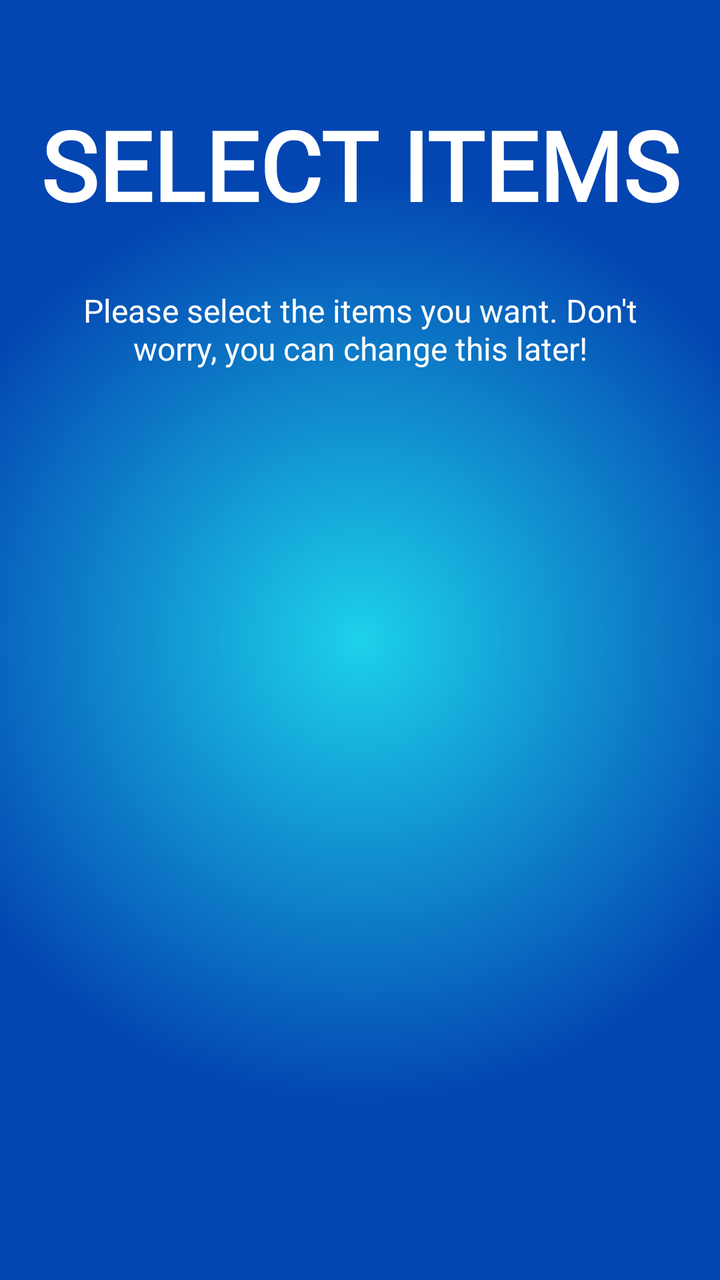
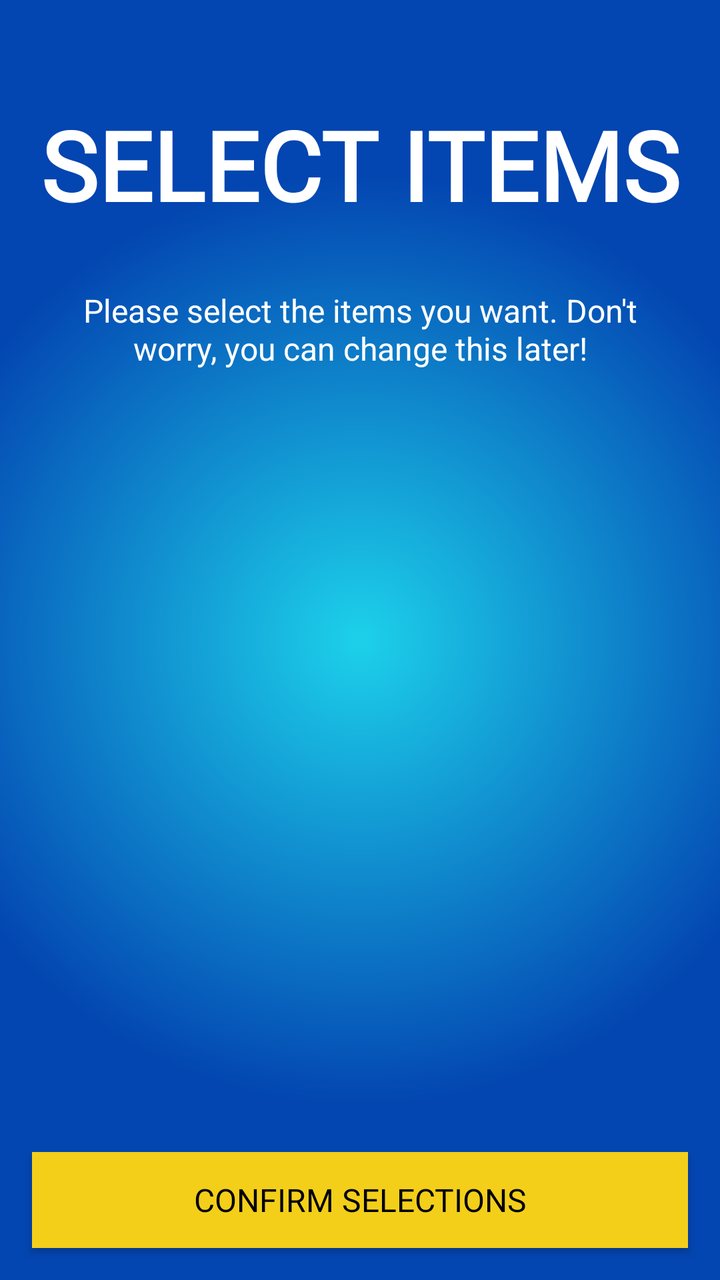

Two renders of the same Android screen: before a commit and after it. Below are the layout's source before the change and the commit's diff.
<!-- AndroidManifest.xml: application theme Theme.SupplyDrop -->
<!-- res/layout/activity_select_items.xml -->
<?xml version="1.0" encoding="utf-8"?>
<androidx.constraintlayout.widget.ConstraintLayout
    xmlns:android="http://schemas.android.com/apk/res/android"
    xmlns:app="http://schemas.android.com/apk/res-auto"
    android:layout_width="match_parent"
    android:layout_height="match_parent"
    android:background="@drawable/login_background">

    
    <TextView
        android:id="@+id/categorySelectLbl"
        android:layout_width="match_parent"
        android:layout_height="wrap_content"
        android:fontFamily="@font/luckiest_guy"
        android:gravity="center"
        android:paddingTop="50dp"
        android:paddingBottom="30dp"
        android:text="SELECT ITEMS"
        android:textAlignment="center"
        android:textColor="@color/white"
        android:textSize="48sp"
        android:textStyle="bold"
        app:layout_constraintTop_toTopOf="parent"
        app:layout_constraintStart_toStartOf="parent"
        app:layout_constraintEnd_toEndOf="parent"/>
    <TextView
        android:id="@+id/subHeadingLbl"
        android:layout_width="match_parent"
        android:layout_height="wrap_content"
        android:text="Please select the items you want. Don't worry, you can change this later!"
        android:textColor="@color/white"
        android:textSize="16sp"
        android:gravity="center"
        android:paddingStart="24dp"
        android:paddingEnd="24dp"
        android:paddingBottom="16dp"
        app:layout_constraintTop_toBottomOf="@id/categorySelectLbl"
        app:layout_constraintStart_toStartOf="parent"
        app:layout_constraintEnd_toEndOf="parent"/>
    
    <ExpandableListView
        android:id="@+id/expandableListView"
        android:layout_width="match_parent"
        android:layout_height="0dp"
        android:divider="@android:color/transparent"
        android:dividerHeight="0dp"
        android:childDivider="@android:color/transparent"
        app:layout_constraintTop_toBottomOf="@id/subHeadingLbl"
        app:layout_constraintBottom_toBottomOf="parent"
        app:layout_constraintStart_toStartOf="parent"
        app:layout_constraintEnd_toEndOf="parent"/>

</androidx.constraintlayout.widget.ConstraintLayout>
<!-- resources referenced by this layout -->
<resources>
  <color name="white">#FFFFFFFF</color>
  <!-- drawable login_background (drawable) -->
  <?xml version="1.0" encoding="utf-8"?>
  <shape xmlns:android="http://schemas.android.com/apk/res/android">
      <gradient
          android:type="radial"
          android:gradientRadius="65%p"
          android:centerX="50%"
          android:centerY="50%"
          android:startColor="@color/lblue"
          android:endColor="@color/dblue">
  
      </gradient></shape>
  <style name="Theme.SupplyDrop" parent="Base.Theme.SupplyDrop" />
  <color name="lblue">#1DD1EA</color>
  <color name="dblue">#0345B1</color>
  <style name="Base.Theme.SupplyDrop" parent="Theme.AppCompat.NoActionBar">
          
          
      </style>
</resources>

<!-- the commit's change to res/layout/activity_select_items.xml (unified diff, before → after) -->
@@ -23,6 +23,7 @@
         app:layout_constraintTop_toTopOf="parent"
         app:layout_constraintStart_toStartOf="parent"
         app:layout_constraintEnd_toEndOf="parent"/>
+
     <TextView
         android:id="@+id/subHeadingLbl"
         android:layout_width="match_parent"
@@ -37,6 +38,7 @@
         app:layout_constraintTop_toBottomOf="@id/categorySelectLbl"
         app:layout_constraintStart_toStartOf="parent"
         app:layout_constraintEnd_toEndOf="parent"/>
+
     
     <ExpandableListView
         android:id="@+id/expandableListView"
@@ -46,6 +48,24 @@
         android:dividerHeight="0dp"
         android:childDivider="@android:color/transparent"
         app:layout_constraintTop_toBottomOf="@id/subHeadingLbl"
+        app:layout_constraintBottom_toTopOf="@id/confirmBtn"
+        app:layout_constraintStart_toStartOf="parent"
+        app:layout_constraintEnd_toEndOf="parent"/>
+
+    
+    <Button
+        android:id="@+id/confirmBtn"
+        android:layout_width="match_parent"
+        android:layout_height="wrap_content"
+        android:text="CONFIRM SELECTIONS"
+        android:fontFamily="@font/luckiest_guy"
+        android:textColor="@color/black"
+        android:textSize="16sp"
+        android:background="@color/yellow"
+        app:backgroundTint="@null"
+        android:layout_marginStart="16dp"
+        android:layout_marginEnd="16dp"
+        android:layout_marginBottom="16dp"
         app:layout_constraintBottom_toBottomOf="parent"
         app:layout_constraintStart_toStartOf="parent"
         app:layout_constraintEnd_toEndOf="parent"/>
<!-- resource entries referenced after the edit -->
@@ -1,6 +1,8 @@
 <!-- resources referenced by this layout -->
 <resources>
+  <color name="black">#FF000000</color>
   <color name="white">#FFFFFFFF</color>
+  <color name="yellow">#F3CF1A</color>
   <!-- drawable login_background (drawable) -->
   <?xml version="1.0" encoding="utf-8"?>
   <shape xmlns:android="http://schemas.android.com/apk/res/android">
